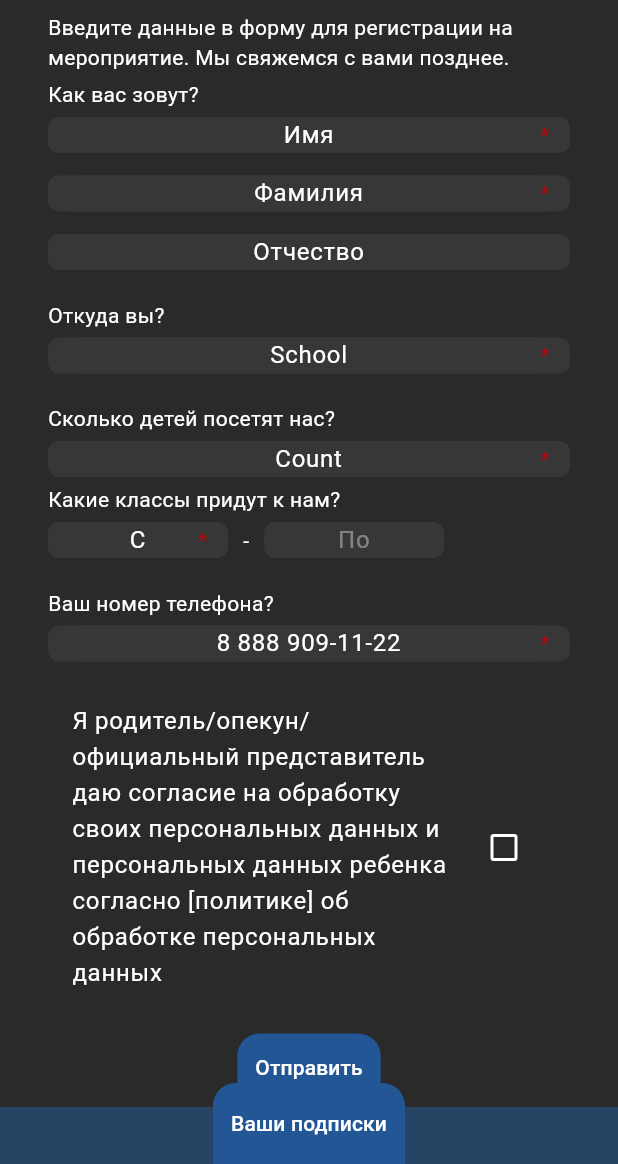
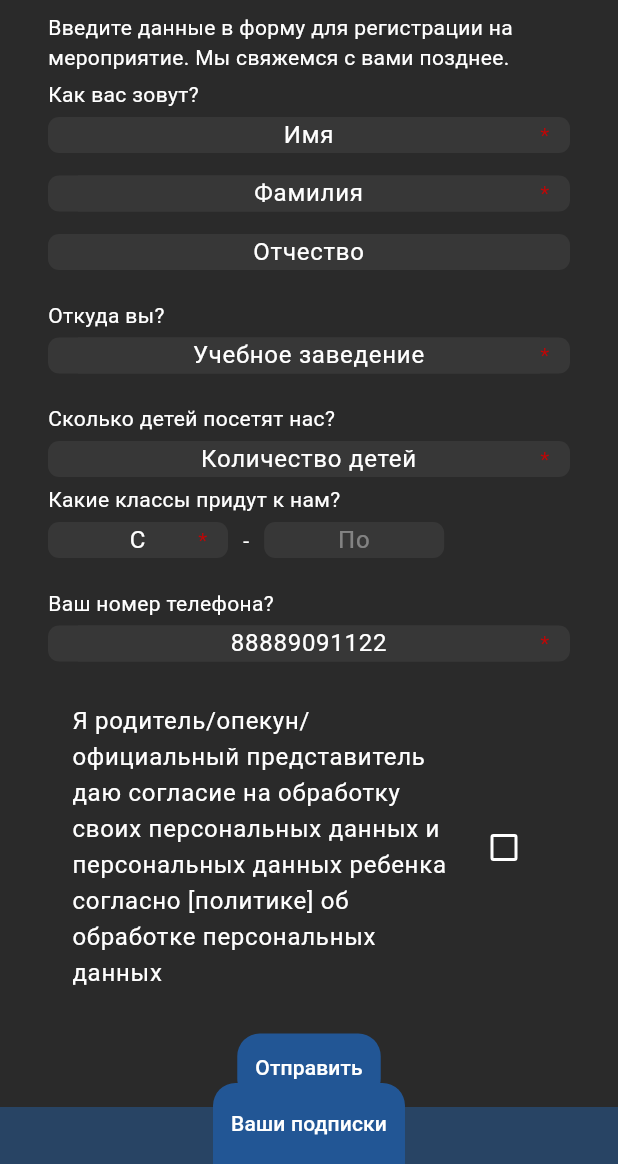
Before and after one commit to 517ANT38/sstu-event-app, a Flutter app: the EventForm screen opened directly with empty values, on a phone screen of 412 x 824 dp, the part 72-1236 px from its top. Run offline on Flutter 3.47's test engine with Material 3 defaults, Android fonts, the phone set to English and light mode, and no system bars; our stand-ins replace flutter_local_notifications, shared_preferences; accounts and stored records are empty; statements that could not run were skipped.

Commit message:
fix bags

```diff
--- a/frontend/lib/pages/eventform.dart
+++ b/frontend/lib/pages/eventform.dart
@@ -115,7 +115,7 @@ class EventFormState extends State<EventForm> {
                     // Учебное заведение
                     CustomInput(
                       controller: schoolController,
-                      placeholder: "School",
+                      placeholder: "Учебное заведение",
                       required: true,
                     ),
 
@@ -131,7 +131,7 @@ class EventFormState extends State<EventForm> {
                     CustomInput(
                       controller: countController,
                       keyboardType: countType,
-                      placeholder: "Count",
+                      placeholder: "Количество детей",
                       inputFormatters: [IntMinMaxFormatter(min: 1, max: 100)],
                       required: true,
                     ),
@@ -204,7 +204,7 @@ class EventFormState extends State<EventForm> {
                     CustomInput(
                       controller: phoneController,
                       keyboardType: TextInputType.phone,
-                      placeholder: "8 888 909-11-22",
+                      placeholder: "88889091122",
                       inputFormatters: [LengthFormatter(length: 20)],
                       required: true,
                     ),
```
Also changed, not shown: frontend/pubspec.lock, 2 other files.
